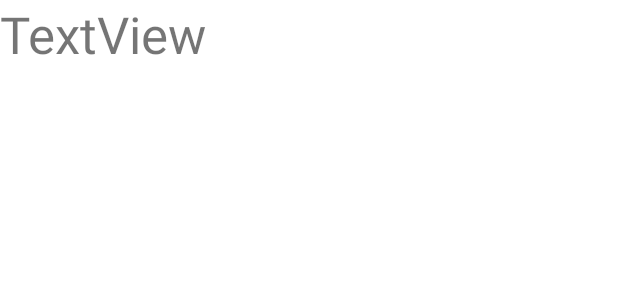
After one commit to choboribi/noteapp, an Android app: the layout activity_display_qr.xml on its own in the app's theme, with its tools: preview values and no code run, on a phone screen of 412 x 824 dp. The commit adds this screen. Shown: the top 300 px of the screen. Run offline under Robolectric (Android 15) with nearby library versions, the phone set to English and light mode, and no system bars.

Commit message:
working on qr generation functionality

```diff
--- a/app/src/main/AndroidManifest.xml
+++ b/app/src/main/AndroidManifest.xml
@@ -12,6 +12,12 @@
         android:roundIcon="@mipmap/ic_launcher_round"
         android:supportsRtl="true"
         android:theme="@style/Theme.NotesApp">
+        <activity
+            android:name=".DisplayQR"
+            android:exported="false" />
+        <activity
+            android:name=".NoteView"
+            android:exported="false" />
         <activity
             android:name=".QRCode"
             android:exported="false" />
--- a/app/src/main/java/com/example/notesapp/QRCode.kt
+++ b/app/src/main/java/com/example/notesapp/QRCode.kt
@@ -7,5 +7,8 @@ class QRCode : AppCompatActivity() {
     override fun onCreate(savedInstanceState: Bundle?) {
         super.onCreate(savedInstanceState)
         setContentView(R.layout.activity_qrcode)
+
+
+
     }
 }
--- /dev/null
+++ b/app/src/main/res/layout/activity_display_qr.xml
@@ -0,0 +1,17 @@
+<?xml version="1.0" encoding="utf-8"?>
+<androidx.constraintlayout.widget.ConstraintLayout xmlns:android="http://schemas.android.com/apk/res/android"
+    xmlns:app="http://schemas.android.com/apk/res-auto"
+    xmlns:tools="http://schemas.android.com/tools"
+    android:layout_width="match_parent"
+    android:layout_height="match_parent"
+    tools:context=".DisplayQR">
+
+    <TextView
+        android:id="@+id/textView"
+        android:layout_width="wrap_content"
+        android:layout_height="wrap_content"
+        android:text="TextView"
+        android:textSize="34sp"
+        tools:layout_editor_absoluteX="80dp"
+        tools:layout_editor_absoluteY="74dp" />
+</androidx.constraintlayout.widget.ConstraintLayout>
--- a/app/src/main/res/layout/activity_main.xml
+++ b/app/src/main/res/layout/activity_main.xml
@@ -37,4 +37,5 @@
         app:layout_constraintEnd_toEndOf="parent"
         app:layout_constraintBottom_toBottomOf="parent"/>
 
+
 </androidx.constraintlayout.widget.ConstraintLayout>
--- a/app/src/main/res/values/strings.xml
+++ b/app/src/main/res/values/strings.xml
@@ -1,3 +1,6 @@
 <resources>
     <string name="app_name">Notes App</string>
+    <string name="qr_code">qr_code</string>
+    <string name="enter_your_info">Enter your info</string>
+    <string name="generate_qr_code">Generate QR Code</string>
 </resources>
```
Also changed, not shown: app/src/main/java/com/example/notesapp/DisplayQR.kt (added, +20 -0 lines), app/src/main/java/com/example/notesapp/MainActivity.kt (+7 -0 lines), app/src/main/java/com/example/notesapp/NoteView.kt (added, +27 -0 lines), app/src/main/res/layout/activity_note_view.xml (added, +28 -0 lines).
